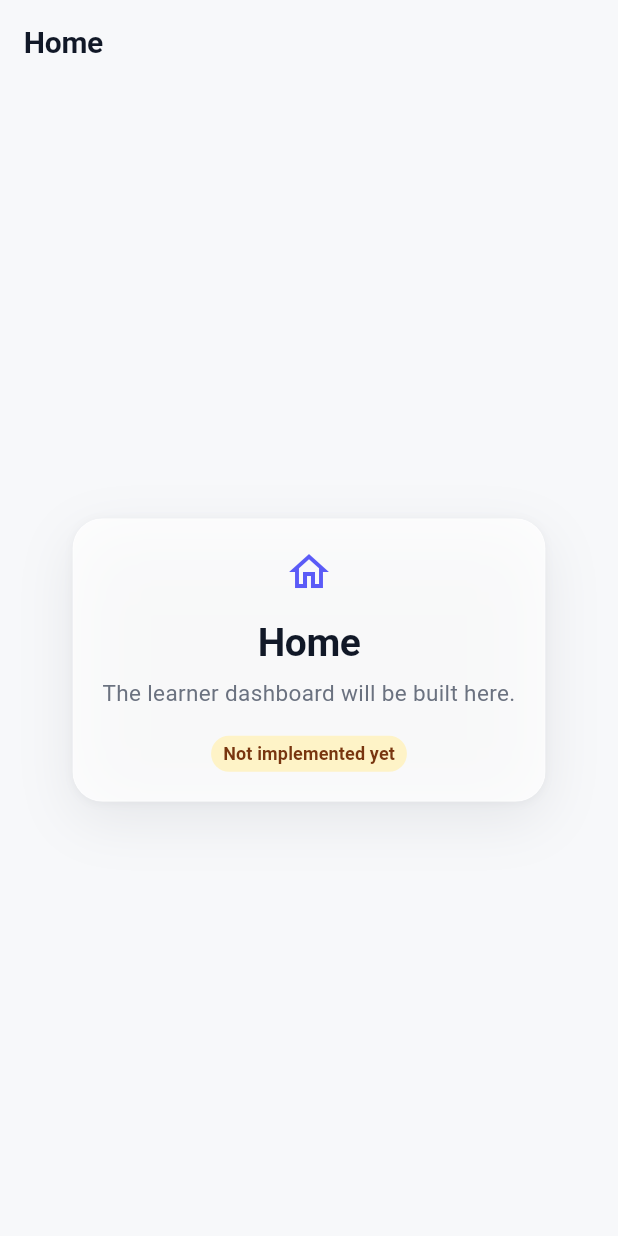
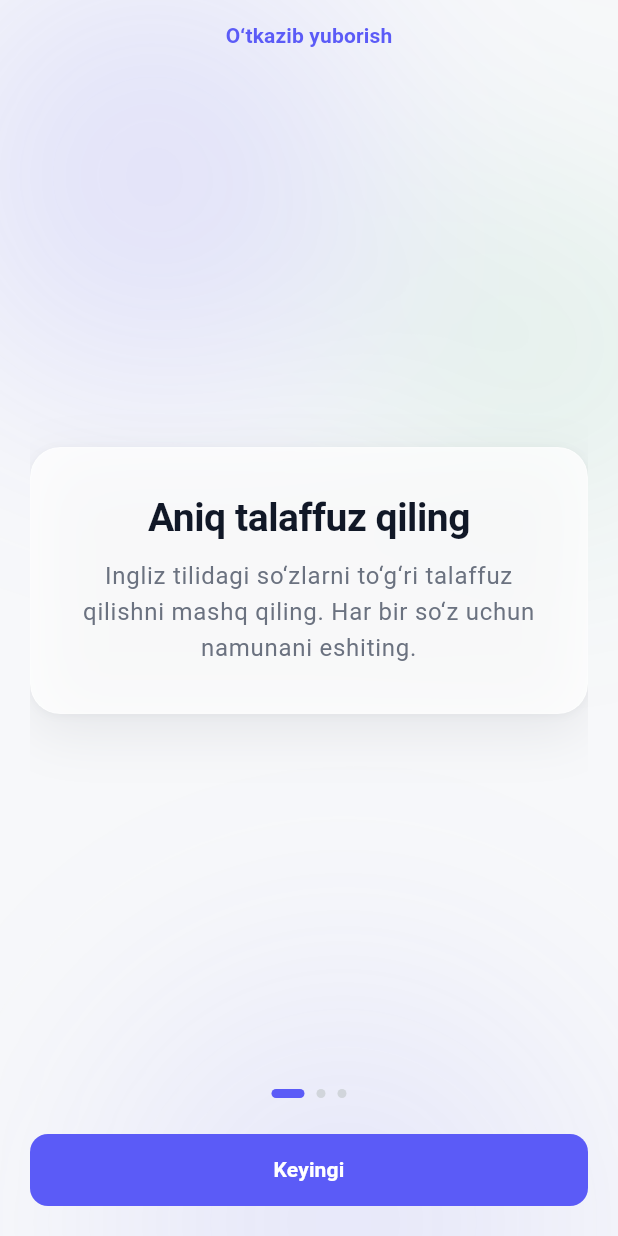
Before and after one commit to samandar-hodiev/voca, a Flutter app: the screen it shows after launch, on a phone screen of 412 x 824 dp. Run offline on Flutter 3.47's test engine with Material 3 defaults, Android fonts, the phone set to English and light mode, and no system bars; our stand-ins replace dio, flutter_riverpod, go_router, shared_preferences.

Commit message:
Onboarding qo'shildi va splash marshrut tanlaydigan bo'ldi
Ilova endi splash bilan ochiladi, undan keyin birinchi marta onboarding, keyingi
safarlarda esa to'g'ridan-to'g'ri mahsulot ekraniga o'tadi.

YANGI: lokal saqlash abstraksiyasi
mobile/lib/core/storage/key_value_store.dart
shared_preferences pubspec ga qo'shildi

KeyValueStore interfeysi va uchta implementatsiya: shared_preferences ustidagi haqiqiy
saqlash va testlar uchun xotiradagi variant. Feature'lar paketga emas, interfeysga
bog'lanadi, shuning uchun saqlashni almashtirish yoki testda soxtalashtirish
kompozitsiya ildizida bir qator.

Tokenlar bu yerga yozilmaydi. Ular Keychain va Android Keystore ustidagi xavfsiz
saqlashga tegishli.

YANGI: onboarding feature
mobile/lib/features/onboarding/ (domain, data, presentation)

Uchta slayd, PageView bilan surib o'tiladi. Har birida shisha karta, sarlavha va
qisqa matn. Ostida sahifa indikatori va asosiy tugma.

Tanlangan yechimlar:
- Faol nuqta kengayadi, faqat rangi o'zgarmaydi. Shunda joylashuv rangni ajrata
  olmaydigan odam uchun ham o'qiladi.
- "O'tkazib yuborish" har bir slaydda, oxirgisida ham turadi. Chiqish yo'li joyini
  o'zgartirmasligi kerak.
- Tugatish ham, o'tkazib yuborish ham bir xil natija yozadi. O'tkazib yuborgan odam
  qaror qabul qilgan, uni keyingi safar yana majburlash o'sha qarorni bekor qilardi.
- Bayroq nomi versiyalangan: onboarding.completed.v1

O'ZGARTIRILDI: splash endi manzilni hal qiladi
mobile/lib/features/splash/presentation/controllers/splash_controller.dart

Kontroller endi void emas, marshrut qaytaradi. Splash HAR safar ko'rinadi, faqat
undan keyin qayerga borish o'zgaradi. Ekranning o'zi hech narsa hal qilmaydi.

O'ZGARTIRILDI: marshrutlash va DI
routes.dart va app_router.dart ga onboarding marshruti qo'shildi
core/di/providers.dart ga keyValueStoreProvider qo'shildi
bootstrap.dart saqlashni birinchi kadrdan oldin ochadi

TESTLAR: 53 ta
test/helpers/app_harness.dart qo'shildi. Endi barcha testlar ilovani bir xil yo'l
bilan quradi va saqlashni xotiradagi variant bilan almashtiradi.

dart analyze toza, 53 test o'tdi.

Co-Authored-By: Claude Opus 5 <noreply@anthropic.com>

```diff
--- a/mobile/lib/bootstrap.dart
+++ b/mobile/lib/bootstrap.dart
@@ -16,6 +16,7 @@ import 'app.dart';
 import 'core/config/app_config.dart';
 import 'core/config/flavor.dart';
 import 'core/di/providers.dart';
+import 'core/storage/key_value_store.dart';
 
 /// Starts Voca for [flavor].
 ///
@@ -42,11 +43,16 @@ void bootstrap(Flavor flavor) {
 
       final config = AppConfig.forFlavor(flavor);
 
+      // Opened before runApp so the first frame can read it synchronously. It is a local
+      // file read and takes a few milliseconds.
+      final keyValueStore = await SharedPreferencesStore.open();
+
       runApp(
         ProviderScope(
           overrides: [
             appConfigProvider.overrideWithValue(config),
             platformProvider.overrideWithValue(_platformName()),
+            keyValueStoreProvider.overrideWithValue(keyValueStore),
           ],
           child: const VocaApp(),
         ),
--- /dev/null
+++ b/mobile/lib/features/onboarding/presentation/controllers/onboarding_controller.dart
@@ -0,0 +1,45 @@
+/// Onboarding state and its dependencies.
+library;
+
+import 'package:flutter_riverpod/flutter_riverpod.dart';
+
+import '../../../../core/di/providers.dart';
+import '../../data/repositories/onboarding_repository_impl.dart';
+import '../../domain/entities/onboarding_slide.dart';
+import '../../domain/repositories/onboarding_repository.dart';
+
+final onboardingRepositoryProvider = Provider<OnboardingRepository>((ref) {
+  return OnboardingRepositoryImpl(ref.watch(keyValueStoreProvider));
+});
+
+/// Whether onboarding has already been seen. Read by the splash to decide where to go.
+final onboardingCompletedProvider = FutureProvider<bool>((ref) {
+  return ref.watch(onboardingRepositoryProvider).hasCompleted();
+});
+
+/// The slides.
+///
+/// Three, deliberately. Onboarding earns attention it has not been given yet, so it says
+/// only what the product is, how it works, and what it asks of the person. Anything more
+/// gets skipped.
+///
+/// Text is Uzbek, the first UI language. It moves into ARB files with the localization
+/// work; keeping it here now would be the only copy, and pretending otherwise by adding a
+/// key indirection with a single language behind it would be ceremony.
+const onboardingSlides = <OnboardingSlide>[
+  OnboardingSlide(
+    title: 'Aniq talaffuz qiling',
+    body: 'Ingliz tilidagi so‘zlarni to‘g‘ri talaffuz qilishni mashq qiling. '
+        'Har bir so‘z uchun namunani eshiting.',
+  ),
+  OnboardingSlide(
+    title: 'Ovozingiz tahlil qilinadi',
+    body: 'Talaffuzingizni yozib oling. Har bir tovush alohida baholanadi va '
+        'qaysi joyda xato qilganingiz ko‘rsatiladi.',
+  ),
+  OnboardingSlide(
+    title: 'Har kuni bir oz',
+    body: 'Qiynalayotgan tovushlaringiz kuzatib boriladi. Kunlik mashq va '
+        'ketma-ketlik natijani mustahkamlaydi.',
+  ),
+];
--- /dev/null
+++ b/mobile/lib/features/onboarding/presentation/pages/onboarding_page.dart
@@ -0,0 +1,141 @@
+/// Onboarding.
+///
+/// Three slides, shown once. The splash decides whether to come here or go straight to
+/// the product, so this screen never has to check anything itself.
+///
+/// Both ways out — finishing and skipping — record the same thing. Someone who skips has
+/// made a decision, and showing it to them again on the next launch would override that.
+library;
+
+import 'package:flutter/material.dart';
+import 'package:flutter_riverpod/flutter_riverpod.dart';
+import 'package:go_router/go_router.dart';
+
+import '../../../../core/theme/app_colors.dart';
+import '../../../../core/theme/app_motion.dart';
+import '../../../../core/theme/app_spacing.dart';
+import '../../../../core/theme/app_typography.dart';
+import '../../../../core/utils/responsive.dart';
+import '../../../../core/widgets/app_button.dart';
+import '../../../../core/widgets/glass_surface.dart';
+import '../../../../core/widgets/liquid_background.dart';
+import '../../../../routing/routes.dart';
+import '../controllers/onboarding_controller.dart';
+import '../widgets/page_indicator.dart';
+
+class OnboardingPage extends ConsumerStatefulWidget {
+  const OnboardingPage({super.key});
+
+  @override
+  ConsumerState<OnboardingPage> createState() => _OnboardingPageState();
+}
+
+class _OnboardingPageState extends ConsumerState<OnboardingPage> {
+  final _controller = PageController();
+  int _index = 0;
+
+  bool get _isLast => _index == onboardingSlides.length - 1;
+
+  @override
+  void dispose() {
+    _controller.dispose();
+    super.dispose();
+  }
+
+  Future<void> _finish() async {
+    await ref.read(onboardingRepositoryProvider).markCompleted();
+    if (mounted) context.go(Routes.home);
+  }
+
+  void _next() {
+    if (_isLast) {
+      _finish();
+      return;
+    }
+    _controller.nextPage(
+      duration: VocaMotion.respectReducedMotion(context, VocaMotion.standard),
+      curve: VocaMotion.standardCurve,
+    );
+  }
+
+  @override
+  Widget build(BuildContext context) {
+    return Scaffold(
+      body: LiquidBackground(
+        intensity: 0.8,
+        child: SafeArea(
+          child: PageContainer(
+            child: Column(
+              children: [
+                // Skip stays available on every slide, including the last, so the way out
+                // never moves.
+                Align(
+                  alignment: Alignment.centerRight,
+                  child: VocaTextButton(
+                    label: 'O‘tkazib yuborish',
+                    onPressed: _finish,
+                  ),
+                ),
+                Expanded(
+                  child: PageView.builder(
+                    controller: _controller,
+                    itemCount: onboardingSlides.length,
+                    onPageChanged: (i) => setState(() => _index = i),
+                    itemBuilder: (context, i) => _Slide(index: i),
+                  ),
+                ),
+                PageIndicator(count: onboardingSlides.length, index: _index),
+                const SizedBox(height: VocaSpacing.xl),
+                PrimaryButton(
+                  label: _isLast ? 'Boshlash' : 'Keyingi',
+                  onPressed: _next,
+                ),
+                const SizedBox(height: VocaSpacing.lg),
+              ],
+            ),
+          ),
+        ),
+      ),
+    );
+  }
+}
+
+class _Slide extends StatelessWidget {
+  const _Slide({required this.index});
+
+  final int index;
+
+  @override
+  Widget build(BuildContext context) {
+    final slide = onboardingSlides[index];
+    final colors = context.vocaColors;
+    final text = context.vocaText;
+
+    return Center(
+      child: SingleChildScrollView(
+        child: GlassCard(
+          padding: const EdgeInsets.symmetric(
+            horizontal: VocaSpacing.xl,
+            vertical: VocaSpacing.xxl,
+          ),
+          child: Column(
+            mainAxisSize: MainAxisSize.min,
+            children: [
+              Text(
+                slide.title,
+                style: text.headline.copyWith(color: colors.textPrimary),
+                textAlign: TextAlign.center,
+              ),
+              const SizedBox(height: VocaSpacing.sm),
+              Text(
+                slide.body,
+                style: text.body.copyWith(color: colors.textSecondary),
+                textAlign: TextAlign.center,
+              ),
+            ],
+          ),
+        ),
+      ),
+    );
+  }
+}
--- /dev/null
+++ b/mobile/lib/features/onboarding/presentation/widgets/page_indicator.dart
@@ -0,0 +1,49 @@
+/// Progress dots for a paged flow.
+///
+/// The active dot widens rather than only changing colour, so position is readable
+/// without relying on colour perception.
+library;
+
+import 'package:flutter/material.dart';
+
+import '../../../../core/theme/app_colors.dart';
+import '../../../../core/theme/app_motion.dart';
+import '../../../../core/theme/app_radius.dart';
+import '../../../../core/theme/app_spacing.dart';
+
+class PageIndicator extends StatelessWidget {
+  const PageIndicator({
+    super.key,
+    required this.count,
+    required this.index,
+  });
+
+  final int count;
+  final int index;
+
+  @override
+  Widget build(BuildContext context) {
+    final colors = context.vocaColors;
+
+    return Semantics(
+      label: 'Sahifa ${index + 1} / $count',
+      child: Row(
+        mainAxisAlignment: MainAxisAlignment.center,
+        children: List.generate(count, (i) {
+          final active = i == index;
+          return AnimatedContainer(
+            duration: VocaMotion.respectReducedMotion(context, VocaMotion.quick),
+            curve: VocaMotion.standardCurve,
+            margin: const EdgeInsets.symmetric(horizontal: VocaSpacing.xxs),
+            height: 6,
+            width: active ? 22 : 6,
+            decoration: BoxDecoration(
+              color: active ? colors.primary : colors.borderStrong,
+              borderRadius: VocaRadius.pillAll,
+            ),
+          );
+        }),
+      ),
+    );
+  }
+}
--- a/mobile/lib/routing/app_router.dart
+++ b/mobile/lib/routing/app_router.dart
@@ -16,6 +16,7 @@ import '../core/config/app_config.dart';
 import '../core/config/flavor.dart';
 import '../core/widgets/placeholder_screen.dart';
 import '../features/dev/design_system_gallery.dart';
+import '../features/onboarding/presentation/pages/onboarding_page.dart';
 import '../features/splash/presentation/pages/splash_page.dart';
 import 'routes.dart';
 
@@ -29,6 +30,11 @@ abstract final class AppRouter {
           path: Routes.splash,
           name: Routes.splashName,
           builder: (_, __) => const SplashPage(),
+        ),
+        GoRoute(
+          path: Routes.onboarding,
+          name: Routes.onboardingName,
+          builder: (_, __) => const OnboardingPage(),
         ),
         GoRoute(
           path: Routes.home,
--- a/mobile/lib/routing/routes.dart
+++ b/mobile/lib/routing/routes.dart
@@ -9,6 +9,11 @@ abstract final class Routes {
   /// work finishes, so it is never on the back stack.
   static const splash = '/';
   static const splashName = 'splash';
+
+  /// First-run only. The splash sends people here once; afterwards it goes straight to
+  /// [home].
+  static const onboarding = '/onboarding';
+  static const onboardingName = 'onboarding';
 
   // Product routes. Declared so the shell can prove navigation works and so deep links
   // have stable targets. Their screens are placeholders; the real ones arrive with their
--- a/mobile/pubspec.yaml
+++ b/mobile/pubspec.yaml
@@ -26,6 +26,10 @@ dependencies:
   # Localization. Uzbek is the first UI language.
   intl: ^0.20.2
 
+  # Non-secret local flags: whether onboarding has been completed, last selected tab.
+  # Tokens never go here; those belong in secure storage (ARCHITECTURE.md 4.5).
+  shared_preferences: ^2.3.3
+
 dev_dependencies:
   flutter_test:
     sdk: flutter
```
Also changed, not shown: mobile/lib/core/di/providers.dart (+9 -0 lines), mobile/lib/core/storage/key_value_store.dart (+74 -1 lines), mobile/lib/features/onboarding/data/repositories/onboarding_repository_impl.dart (added, +23 -0 lines), mobile/lib/features/onboarding/domain/entities/onboarding_slide.dart (added, +15 -0 lines), mobile/lib/features/onboarding/domain/repositories/onboarding_repository.dart (added, +19 -0 lines), mobile/lib/features/splash/presentation/controllers/splash_controller.dart (+21 -14 lines), mobile/lib/features/splash/presentation/pages/splash_page.dart (+6 -3 lines), mobile/pubspec.lock, 3 other files.
